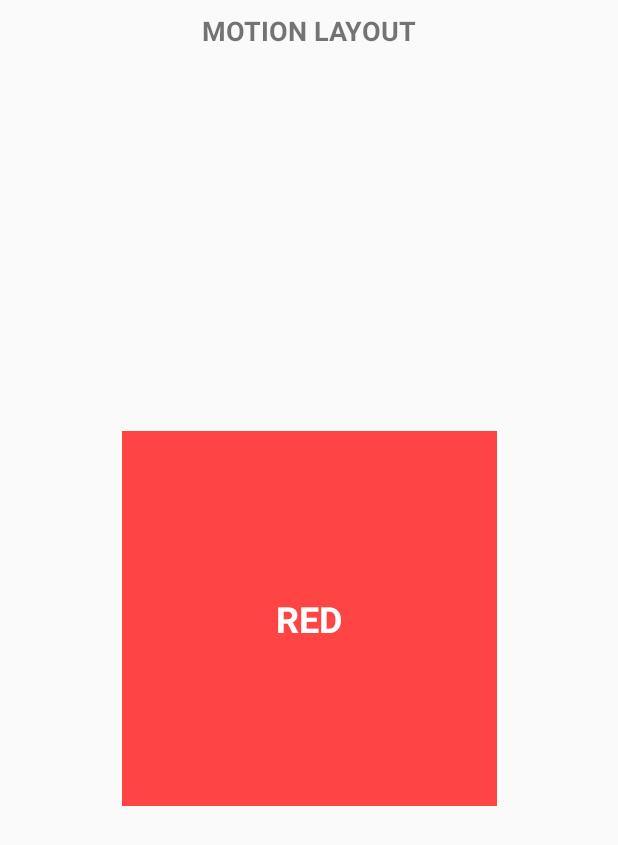
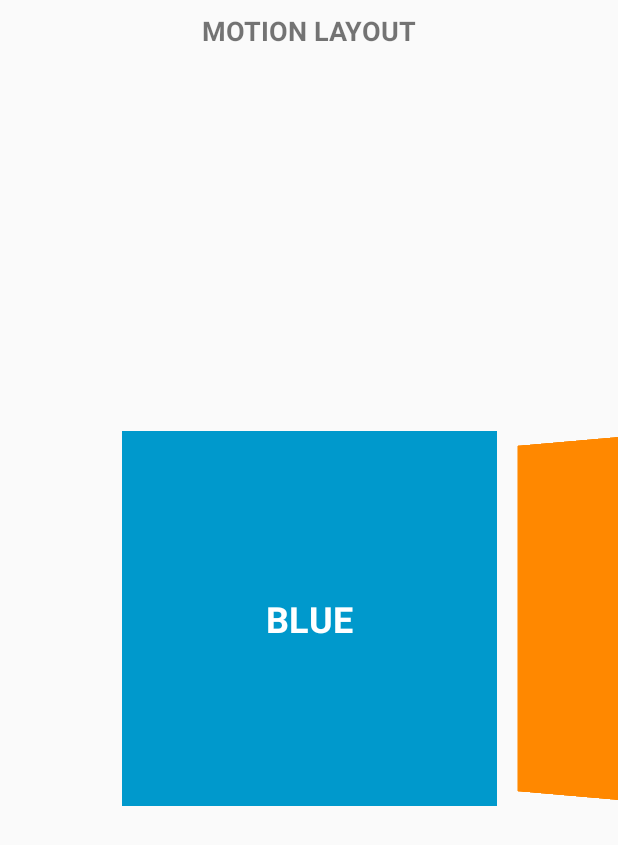
Before and after one commit to faob-dev/MotionLayoutCarousel, an Android app: the screen it shows after launch (CarouselActivity), after a tap on an icon or button, on a phone screen of 412 x 824 dp. Shown: the top 845 px of the screen. Run offline under Robolectric (Android 15) with nearby library versions, the phone set to English and light mode, and no system bars.

Commit message:
upgraded kotlin and motionlayout version to beta3

```diff
--- a/app/src/main/res/xml/motion_scene_2.xml
+++ b/app/src/main/res/xml/motion_scene_2.xml
@@ -14,7 +14,7 @@
                     android:rotation="0"
                     android:rotationY="15"
                     android:translationX="-40dp"
-                    motion:target="@+id/v1" />
+                    motion:motionTarget="@+id/v1" />
         </KeyFrameSet>
     </Transition>
 
@@ -29,7 +29,7 @@
                     android:rotation="0"
                     android:rotationY="15"
                     android:translationX="-40dp"
-                    motion:target="@+id/v1" />
+                    motion:motionTarget="@+id/v1" />
         </KeyFrameSet>
     </Transition>
 
@@ -44,7 +44,7 @@
                     android:rotation="0"
                     android:rotationY="15"
                     android:translationX="-40dp"
-                    motion:target="@+id/v2" />
+                    motion:motionTarget="@+id/v2" />
         </KeyFrameSet>
     </Transition>
 
@@ -59,20 +59,20 @@
                     android:rotation="0"
                     android:rotationY="15"
                     android:translationX="-40dp"
-                    motion:target="@id/v2" />
+                    motion:motionTarget="@id/v2" />
         </KeyFrameSet>
     </Transition>
 
     //states
     <ConstraintSet android:id="@+id/s1">
         <Constraint android:id="@+id/v1">
-            <Transform motion:rotationY="0" motion:translationX="0dp"/>
+            <Transform android:rotationY="0" android:translationX="0dp"/>
         </Constraint>
         <Constraint android:id="@+id/v2">
-            <Transform motion:rotationY="-15" motion:translationX="250dp"/>
+            <Transform android:rotationY="-15" android:translationX="250dp"/>
         </Constraint>
         <Constraint android:id="@+id/v3">
-            <Transform motion:rotationY="-15" motion:translationX="500dp"/>
+            <Transform android:rotationY="-15" android:translationX="500dp"/>
         </Constraint>
     </ConstraintSet>
 
@@ -84,15 +84,15 @@
                     motion:layout_constraintEnd_toEndOf="parent"
                     motion:layout_constraintStart_toStartOf="parent"
                     motion:layout_constraintBottom_toBottomOf="parent">
-            <Transform motion:rotationY="0" motion:translationX="-70dp"/>
+            <Transform android:rotationY="0" android:translationX="-70dp"/>
         </Constraint>
 
         <Constraint android:id="@id/v2">
-            <Transform motion:rotationY="0" motion:translationX="0dp"/>
+            <Transform android:rotationY="0" android:translationX="0dp"/>
         </Constraint>
 
         <Constraint android:id="@id/v3">
-            <Transform motion:rotationY="-15" motion:translationX="250dp"/>
+            <Transform android:rotationY="-15" android:translationX="250dp"/>
         </Constraint>
     </ConstraintSet>
     <ConstraintSet android:id="@+id/s3">
@@ -103,7 +103,7 @@
                     motion:layout_constraintEnd_toEndOf="parent"
                     motion:layout_constraintStart_toStartOf="parent"
                     motion:layout_constraintBottom_toBottomOf="parent">
-            <Transform motion:rotationY="0" motion:translationX="-140dp"/>
+            <Transform android:rotationY="0" android:translationX="-140dp"/>
         </Constraint>
 
         <Constraint android:id="@id/v2"
@@ -113,11 +113,11 @@
                     motion:layout_constraintEnd_toEndOf="parent"
                     motion:layout_constraintStart_toStartOf="parent"
                     motion:layout_constraintBottom_toBottomOf="parent">
-            <Transform motion:rotationY="0" motion:translationX="-70dp"/>
+            <Transform android:rotationY="0" android:translationX="-70dp"/>
         </Constraint>
 
         <Constraint android:id="@id/v3">
-            <Transform motion:rotationY="0" motion:translationX="0dp"/>
+            <Transform android:rotationY="0" android:translationX="0dp"/>
         </Constraint>
     </ConstraintSet>
 
--- a/build.gradle
+++ b/build.gradle
@@ -1,13 +1,13 @@
 // Top-level build file where you can add configuration options common to all sub-projects/modules.
 
 buildscript {
-    ext.kotlin_version = '1.3.20'
+    ext.kotlin_version = '1.3.50'
     repositories {
         google()
         jcenter()
     }
     dependencies {
-        classpath 'com.android.tools.build:gradle:3.3.1'
+        classpath 'com.android.tools.build:gradle:3.3.2'
         classpath "org.jetbrains.kotlin:kotlin-gradle-plugin:$kotlin_version"
 
         // NOTE: Do not place your application dependencies here; they belong
```
Also changed, not shown: app/build.gradle (+4 -3 lines), app/src/main/res/xml/motion_scene_1.xml (+9 -9 lines).
